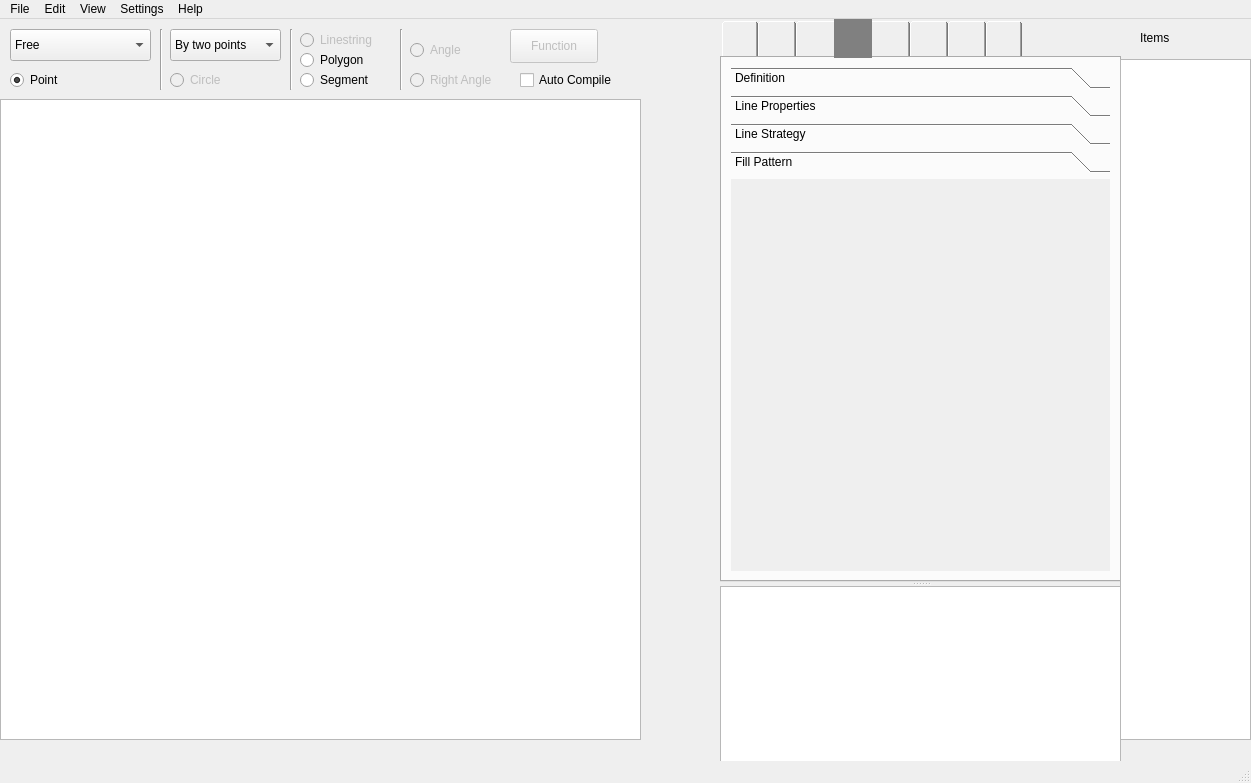
Old version of the form main_2.ui in the repository csekri/tkzgeom.
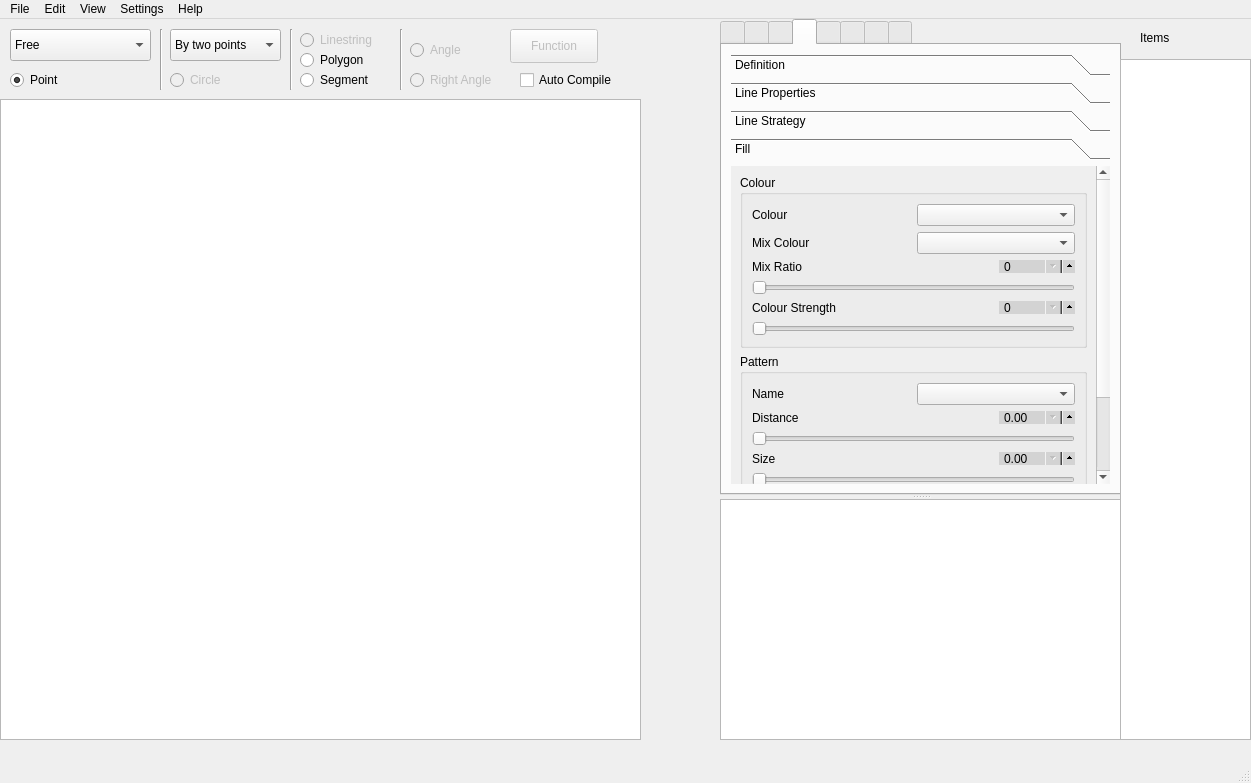
New version of the form. The open tabs and pages were chosen to show the change. Icons and pictures are not drawn.

Commit message: Double lines added, Doubleable class created, few segment fields connected

Patch:
```diff
--- a/main_2.ui
+++ b/main_2.ui
@@ -266,7 +266,7 @@
       <x>720</x>
       <y>0</y>
       <width>401</width>
-      <height>843</height>
+      <height>721</height>
      </rect>
     </property>
     <property name="focusPolicy">
@@ -283,7 +283,7 @@
       <string/>
      </property>
      <property name="styleSheet">
-      <string notr="true">QTabBar::tab {
+      <string notr="true">#tabWidget &gt; QTabBar::tab {
     height:55px;
     width: 55px;
     padding-left: 3px;
@@ -292,7 +292,7 @@
     padding-bottom: -8px;
     color: black;
 }
-QTabBar::tab:selected {
+#tabWidget &gt; QTabBar::tab:selected {
      background:gray;
 }</string>
      </property>
@@ -3107,14 +3107,577 @@
           <property name="geometry">
            <rect>
             <x>0</x>
-            <y>0</y>
-            <width>100</width>
-            <height>30</height>
+            <y>-172</y>
+            <width>360</width>
+            <height>542</height>
            </rect>
           </property>
           <attribute name="label">
-           <string>Fill Pattern</string>
+           <string>Fill</string>
           </attribute>
+          <layout class="QVBoxLayout" name="verticalLayout_57">
+           <item>
+            <widget class="QGroupBox" name="groupBox_10">
+             <property name="title">
+              <string>Colour</string>
+             </property>
+             <layout class="QVBoxLayout" name="verticalLayout_54">
+              <item>
+               <layout class="QHBoxLayout" name="horizontalLayout_62">
+                <item>
+                 <widget class="QLabel" name="label_67">
+                  <property name="text">
+                   <string>Colour</string>
+                  </property>
+                 </widget>
+                </item>
+                <item>
+                 <widget class="QComboBox" name="point_marker_colour_name_3">
+                  <property name="maxVisibleItems">
+                   <number>20</number>
+                  </property>
+                 </widget>
+                </item>
+               </layout>
+              </item>
+              <item>
+               <layout class="QHBoxLayout" name="horizontalLayout_63">
+                <item>
+                 <widget class="QLabel" name="label_68">
+                  <property name="text">
+                   <string>Mix Colour</string>
+                  </property>
+                 </widget>
+                </item>
+                <item>
+                 <widget class="QComboBox" name="point_marker_colour_mix_name_3">
+                  <property name="maxVisibleItems">
+                   <number>20</number>
+                  </property>
+                 </widget>
+                </item>
+               </layout>
+              </item>
+              <item>
+               <layout class="QVBoxLayout" name="verticalLayout_55">
+                <item>
+                 <layout class="QHBoxLayout" name="horizontalLayout_64">
+                  <item>
+                   <widget class="QLabel" name="label_69">
+                    <property name="text">
+                     <string>Mix Ratio</string>
+                    </property>
+                   </widget>
+                  </item>
+                  <item>
+                   <widget class="QSpinBox" name="point_marker_colour_mixratio_spin_3">
+                    <property name="styleSheet">
+                     <string notr="true">QSpinBox {
+	max-height: 11px;
+	min-height: 11px;
+    min-width: 60px;
+    max-width: 60px;
+    padding-right: 10px;
+    background-color: lightgray;
+    padding-top: -2px;
+    padding-bottom: -2px;
+}
+
+QSpinBox::up-button {
+  subcontrol-origin: padding;
+  subcontrol-position: right center;
+  left: 7px;
+  height: 18px;
+  width: 18px;
+}
+
+QSpinBox::down-button {
+  subcontrol-origin: content;
+  subcontrol-position: right center;
+  left: 0px;
+  top: 0px;
+  height: 18px;
+  width: 18px;
+}
+
+</string>
+                    </property>
+                    <property name="minimum">
+                     <number>0</number>
+                    </property>
+                    <property name="maximum">
+                     <number>100</number>
+                    </property>
+                    <property name="value">
+                     <number>0</number>
+                    </property>
+                   </widget>
+                  </item>
+                 </layout>
+                </item>
+                <item>
+                 <widget class="QSlider" name="point_marker_colour_mixratio_slider_3">
+                  <property name="styleSheet">
+                   <string notr="true"/>
+                  </property>
+                  <property name="maximum">
+                   <number>100</number>
+                  </property>
+                  <property name="orientation">
+                   <enum>Qt::Horizontal</enum>
+                  </property>
+                 </widget>
+                </item>
+               </layout>
+              </item>
+              <item>
+               <layout class="QVBoxLayout" name="verticalLayout_56">
+                <item>
+                 <layout class="QHBoxLayout" name="horizontalLayout_65">
+                  <item>
+                   <widget class="QLabel" name="label_70">
+                    <property name="text">
+                     <string>Colour Strength</string>
+                    </property>
+                   </widget>
+                  </item>
+                  <item>
+                   <widget class="QSpinBox" name="point_marker_colour_strength_spin_3">
+                    <property name="styleSheet">
+                     <string notr="true">QSpinBox {
+	max-height: 11px;
+	min-height: 11px;
+    min-width: 60px;
+    max-width: 60px;
+    padding-right: 10px;
+    background-color: lightgray;
+    padding-top: -2px;
+    padding-bottom: -2px;
+}
+
+QSpinBox::up-button {
+  subcontrol-origin: padding;
+  subcontrol-position: right center;
+  left: 7px;
+  height: 18px;
+  width: 18px;
+}
+
+QSpinBox::down-button {
+  subcontrol-origin: content;
+  subcontrol-position: right center;
+  left: 0px;
+  top: 0px;
+  height: 18px;
+  width: 18px;
+}
+
+</string>
+                    </property>
+                    <property name="minimum">
+                     <number>0</number>
+                    </property>
+                    <property name="maximum">
+                     <number>100</number>
+                    </property>
+                    <property name="value">
+                     <number>0</number>
+                    </property>
+                   </widget>
+                  </item>
+                 </layout>
+                </item>
+                <item>
+                 <widget class="QSlider" name="point_marker_colour_strength_slider_3">
+                  <property name="styleSheet">
+                   <string notr="true"/>
+                  </property>
+                  <property name="maximum">
+                   <number>100</number>
+                  </property>
+                  <property name="orientation">
+                   <enum>Qt::Horizontal</enum>
+                  </property>
+                 </widget>
+                </item>
+               </layout>
+              </item>
+             </layout>
+            </widget>
+           </item>
+           <item>
+            <widget class="QGroupBox" name="groupBox_7">
+             <property name="title">
+              <string>Pattern</string>
+             </property>
+             <layout class="QVBoxLayout" name="verticalLayout_53">
+              <item>
+               <layout class="QHBoxLayout" name="horizontalLayout_56">
+                <item>
+                 <widget class="QLabel" name="label_56">
+                  <property name="text">
+                   <string>Name</string>
+                  </property>
+                 </widget>
+                </item>
+                <item>
+                 <widget class="QComboBox" name="comboBox_6"/>
+                </item>
+               </layout>
+              </item>
+              <item>
+               <layout class="QVBoxLayout" name="verticalLayout_48">
+                <item>
+                 <layout class="QHBoxLayout" name="horizontalLayout_55">
+                  <item>
+                   <widget class="QLabel" name="label_55">
+                    <property name="focusPolicy">
+                     <enum>Qt::NoFocus</enum>
+                    </property>
+                    <property name="text">
+                     <string>Distance</string>
+                    </property>
+                   </widget>
+                  </item>
+                  <item>
+                   <widget class="QDoubleSpinBox" name="point_line_width_spin_6">
+                    <property name="focusPolicy">
+                     <enum>Qt::ClickFocus</enum>
+                    </property>
+                    <property name="styleSheet">
+                     <string notr="true">QDoubleSpinBox {
+	max-height: 11px;
+	min-height: 11px;
+    min-width: 60px;
+    max-width: 60px;
+    padding-right: 10px;
+    background-color: lightgray;
+    padding-top: -2px;
+    padding-bottom: -2px;
+}
+
+QDoubleSpinBox::up-button {
+  subcontrol-origin: padding;
+  subcontrol-position: right center;
+  left: 7px;
+  height: 18px;
+  width: 18px;
+}
+
+QDoubleSpinBox::down-button {
+  subcontrol-origin: content;
+  subcontrol-position: right center;
+  left: 0px;
+  top: 0px;
+  height: 18px;
+  width: 18px;
+}
+
+</string>
+                    </property>
+                   </widget>
+                  </item>
+                 </layout>
+                </item>
+                <item>
+                 <widget class="QSlider" name="point_line_width_slider_6">
+                  <property name="focusPolicy">
+                   <enum>Qt::NoFocus</enum>
+                  </property>
+                  <property name="styleSheet">
+                   <string notr="true"/>
+                  </property>
+                  <property name="orientation">
+                   <enum>Qt::Horizontal</enum>
+                  </property>
+                 </widget>
+                </item>
+               </layout>
+              </item>
+              <item>
+               <layout class="QVBoxLayout" name="verticalLayout_49">
+                <item>
+                 <layout class="QHBoxLayout" name="horizontalLayout_57">
+                  <item>
+                   <widget class="QLabel" name="label_57">
+                    <property name="focusPolicy">
+                     <enum>Qt::NoFocus</enum>
+                    </property>
+                    <property name="text">
+                     <string>Size</string>
+                    </property>
+                   </widget>
+                  </item>
+                  <item>
+                   <widget class="QDoubleSpinBox" name="point_line_width_spin_7">
+                    <property name="focusPolicy">
+                     <enum>Qt::ClickFocus</enum>
+                    </property>
+                    <property name="styleSheet">
+                     <string notr="true">QDoubleSpinBox {
+	max-height: 11px;
+	min-height: 11px;
+    min-width: 60px;
+    max-width: 60px;
+    padding-right: 10px;
+    background-color: lightgray;
+    padding-top: -2px;
+    padding-bottom: -2px;
+}
+
+QDoubleSpinBox::up-button {
+  subcontrol-origin: padding;
+  subcontrol-position: right center;
+  left: 7px;
+  height: 18px;
+  width: 18px;
+}
+
+QDoubleSpinBox::down-button {
+  subcontrol-origin: content;
+  subcontrol-position: right center;
+  left: 0px;
+  top: 0px;
+  height: 18px;
+  width: 18px;
+}
+
+</string>
+                    </property>
+                   </widget>
+                  </item>
+                 </layout>
+                </item>
+                <item>
+                 <widget class="QSlider" name="point_line_width_slider_7">
+                  <property name="focusPolicy">
+                   <enum>Qt::NoFocus</enum>
+                  </property>
+                  <property name="styleSheet">
+                   <string notr="true"/>
+                  </property>
+                  <property name="orientation">
+                   <enum>Qt::Horizontal</enum>
+                  </property>
+                 </widget>
+                </item>
+               </layout>
+              </item>
+              <item>
+               <layout class="QVBoxLayout" name="verticalLayout_50">
+                <item>
+                 <layout class="QHBoxLayout" name="horizontalLayout_58">
+                  <item>
+                   <widget class="QLabel" name="label_58">
+                    <property name="focusPolicy">
+                     <enum>Qt::NoFocus</enum>
+                    </property>
+                    <property name="text">
+                     <string>Rotation</string>
+                    </property>
+                   </widget>
+                  </item>
+                  <item>
+                   <widget class="QDoubleSpinBox" name="point_line_width_spin_8">
+                    <property name="focusPolicy">
+                     <enum>Qt::ClickFocus</enum>
+                    </property>
+                    <property name="styleSheet">
+                     <string notr="true">QDoubleSpinBox {
+	max-height: 11px;
+	min-height: 11px;
+    min-width: 60px;
+    max-width: 60px;
+    padding-right: 10px;
+    background-color: lightgray;
+    padding-top: -2px;
+    padding-bottom: -2px;
+}
+
+QDoubleSpinBox::up-button {
+  subcontrol-origin: padding;
+  subcontrol-position: right center;
+  left: 7px;
+  height: 18px;
+  width: 18px;
+}
+
+QDoubleSpinBox::down-button {
+  subcontrol-origin: content;
+  subcontrol-position: right center;
+  left: 0px;
+  top: 0px;
+  height: 18px;
+  width: 18px;
+}
+
+</string>
+                    </property>
+                   </widget>
+                  </item>
+                 </layout>
+                </item>
+                <item>
+                 <widget class="QSlider" name="point_line_width_slider_8">
+                  <property name="focusPolicy">
+                   <enum>Qt::NoFocus</enum>
+                  </property>
+                  <property name="styleSheet">
+                   <string notr="true"/>
+                  </property>
+                  <property name="orientation">
+                   <enum>Qt::Horizontal</enum>
+                  </property>
+                 </widget>
+                </item>
+               </layout>
+              </item>
+              <item>
+               <layout class="QHBoxLayout" name="horizontalLayout_61">
+                <item>
+                 <layout class="QVBoxLayout" name="verticalLayout_51">
+                  <item>
+                   <layout class="QHBoxLayout" name="horizontalLayout_59">
+                    <item>
+                     <widget class="QLabel" name="label_59">
+                      <property name="focusPolicy">
+                       <enum>Qt::NoFocus</enum>
+                      </property>
+                      <property name="text">
+                       <string>X Shift</string>
+                      </property>
+                     </widget>
+                    </item>
+                    <item>
+                     <widget class="QDoubleSpinBox" name="point_line_width_spin_9">
+                      <property name="focusPolicy">
+                       <enum>Qt::ClickFocus</enum>
+                      </property>
+                      <property name="styleSheet">
+                       <string notr="true">QDoubleSpinBox {
+	max-height: 11px;
+	min-height: 11px;
+    min-width: 60px;
+    max-width: 60px;
+    padding-right: 10px;
+    background-color: lightgray;
+    padding-top: -2px;
+    padding-bottom: -2px;
+}
+
+QDoubleSpinBox::up-button {
+  subcontrol-origin: padding;
+  subcontrol-position: right center;
+  left: 7px;
+  height: 18px;
+  width: 18px;
+}
+
+QDoubleSpinBox::down-button {
+  subcontrol-origin: content;
+  subcontrol-position: right center;
+  left: 0px;
+  top: 0px;
+  height: 18px;
+  width: 18px;
+}
+
+</string>
+                      </property>
+                     </widget>
+                    </item>
+                   </layout>
+                  </item>
+                  <item>
+                   <widget class="QSlider" name="point_line_width_slider_9">
+                    <property name="focusPolicy">
+                     <enum>Qt::NoFocus</enum>
+                    </property>
+                    <property name="styleSheet">
+                     <string notr="true"/>
+                    </property>
+                    <property name="orientation">
+                     <enum>Qt::Horizontal</enum>
+                    </property>
+                   </widget>
+                  </item>
+                 </layout>
+                </item>
+                <item>
+                 <layout class="QVBoxLayout" name="verticalLayout_52">
+                  <item>
+                   <layout class="QHBoxLayout" name="horizontalLayout_60">
+                    <item>
+                     <widget class="QLabel" name="label_66">
+                      <property name="focusPolicy">
+                       <enum>Qt::NoFocus</enum>
+                      </property>
+                      <property name="text">
+                       <string>Y Shift</string>
+                      </property>
+                     </widget>
+                    </item>
+                    <item>
+                     <widget class="QDoubleSpinBox" name="point_line_width_spin_10">
+                      <property name="focusPolicy">
+                       <enum>Qt::ClickFocus</enum>
+                      </property>
+                      <property name="styleSheet">
+                       <string notr="true">QDoubleSpinBox {
+	max-height: 11px;
+	min-height: 11px;
+    min-width: 60px;
+    max-width: 60px;
+    padding-right: 10px;
+    background-color: lightgray;
+    padding-top: -2px;
+    padding-bottom: -2px;
+}
+
+QDoubleSpinBox::up-button {
+  subcontrol-origin: padding;
+  subcontrol-position: right center;
+  left: 7px;
+  height: 18px;
+  width: 18px;
+}
+
+QDoubleSpinBox::down-button {
+  subcontrol-origin: content;
+  subcontrol-position: right center;
+  left: 0px;
+  top: 0px;
+  height: 18px;
+  width: 18px;
+}
+
+</string>
+                      </property>
+                     </widget>
+                    </item>
+                   </layout>
+                  </item>
+                  <item>
+                   <widget class="QSlider" name="point_line_width_slider_10">
+                    <property name="focusPolicy">
+                     <enum>Qt::NoFocus</enum>
+                    </property>
+                    <property name="styleSheet">
+                     <string notr="true"/>
+                    </property>
+                    <property name="orientation">
+                     <enum>Qt::Horizontal</enum>
+                    </property>
+                   </widget>
+                  </item>
+                 </layout>
+                </item>
+               </layout>
+              </item>
+             </layout>
+            </widget>
+           </item>
+          </layout>
          </widget>
         </widget>
        </item>
```
Left out of the diff: 655 changed lines with no effect on the pictures. The commit also changes 10 other files.
